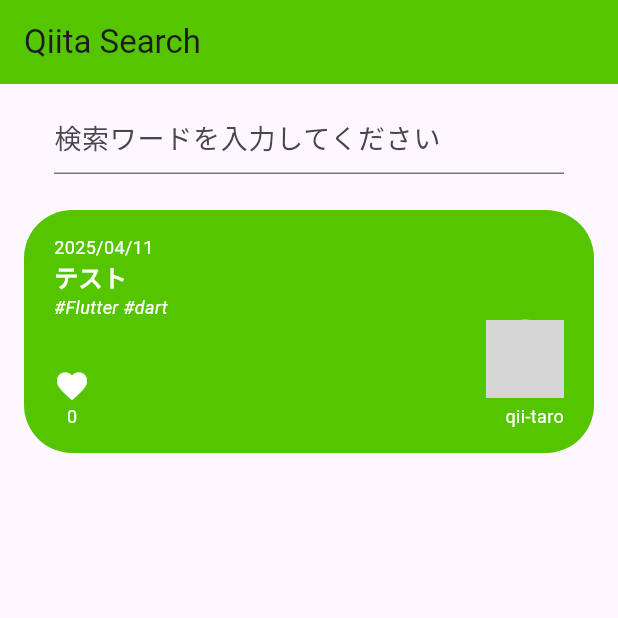
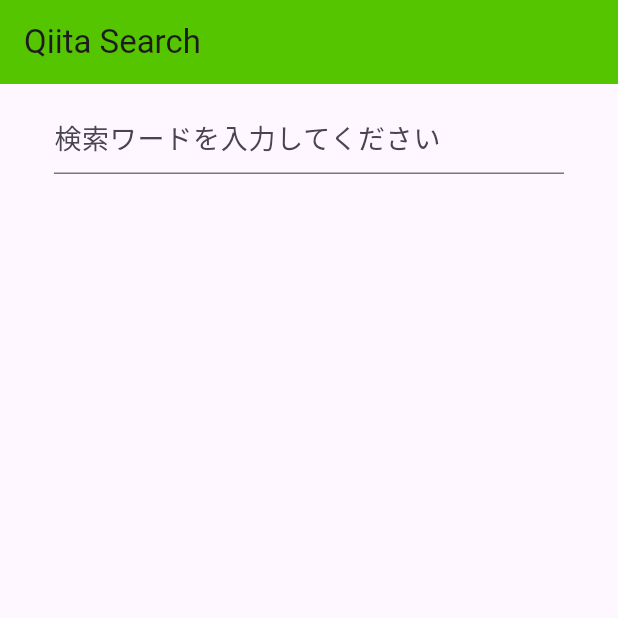
Before and after one commit to maton369/Flutter_Practice, a Flutter app: the screen it shows after launch, on a phone screen of 412 x 824 dp, the top half of it. Run offline on Flutter 3.47's test engine with Material 3 defaults, Android fonts, the phone set to English and light mode, and no system bars; our stand-ins replace flutter_dotenv; grey boxes are pictures that could not be loaded.

Commit message:
[Add] 検索画面完成

```diff
--- a/lib/screens/search_screen.dart
+++ b/lib/screens/search_screen.dart
@@ -1,8 +1,8 @@
+import 'dart:convert';
+
 import 'package:flutter/material.dart';
-import 'dart:convert';
-import '/models/user.dart';
+import 'package:flutter_dotenv/flutter_dotenv.dart';
 import 'package:http/http.dart' as http; // httpという変数を通して、httpパッケージにアクセス
-import 'package:flutter_dotenv/flutter_dotenv.dart';
 import 'package:my_first_application/models/article.dart';
 import 'package:my_first_application/widgets/article_container.dart';
 
@@ -43,17 +43,12 @@ class _SearchScreenState extends State<SearchScreen> {
             ),
           ),
           // 検索結果一覧
-          ArticleContainer(
-            article: Article(
-              title: 'テスト',
-              user: User(
-                id: 'qii-taro',
-                profileImageUrl:
-                    'https://firebasestorage.googleapis.com/v0/b/gs-expansion-test.appspot.com/o/unknown_person.png?alt=media',
-              ),
-              createdAt: DateTime.now(),
-              tags: ['Flutter', 'dart'],
-              url: 'https://example.com',
+          Expanded(
+            child: ListView(
+              children:
+                  articles
+                      .map((article) => ArticleContainer(article: article))
+                      .toList(),
             ),
           ),
         ],
```
